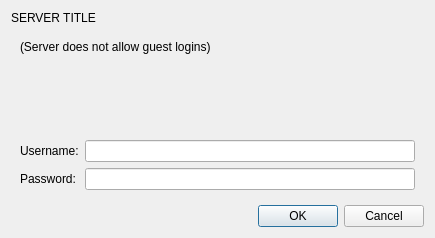
drawpile/Drawpile, file src/desktop/ui/logindialog.ui: the form before one commit.
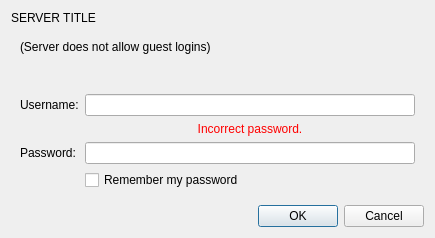
The form after the commit. The open tabs and pages were chosen to show the change.

Commit message:
Implement password remembering
Remember server and extauth passwords

```diff
--- a/src/desktop/ui/logindialog.ui
+++ b/src/desktop/ui/logindialog.ui
@@ -56,7 +56,7 @@
          </property>
         </widget>
        </item>
-       <item row="1" column="1">
+       <item row="2" column="1">
         <spacer name="introspacer">
          <property name="orientation">
           <enum>Qt::Vertical</enum>
@@ -72,28 +72,28 @@
          </property>
         </spacer>
        </item>
-       <item row="2" column="0">
+       <item row="3" column="0">
         <widget class="QLabel" name="label_2">
          <property name="text">
           <string>Username:</string>
          </property>
         </widget>
        </item>
-       <item row="2" column="1">
+       <item row="3" column="1">
         <widget class="QLineEdit" name="username">
          <property name="mandatoryfield" stdset="0">
           <bool>true</bool>
          </property>
         </widget>
        </item>
-       <item row="3" column="0">
+       <item row="5" column="0">
         <widget class="QLabel" name="label_3">
          <property name="text">
           <string>Password:</string>
          </property>
         </widget>
        </item>
-       <item row="3" column="1">
+       <item row="5" column="1">
         <widget class="QLineEdit" name="password">
          <property name="echoMode">
           <enum>QLineEdit::Password</enum>
@@ -103,6 +103,26 @@
          </property>
         </widget>
        </item>
+       <item row="6" column="1">
+        <widget class="QCheckBox" name="rememberPassword">
+         <property name="text">
+          <string>Remember my password</string>
+         </property>
+        </widget>
+       </item>
+       <item row="4" column="1">
+        <widget class="QLabel" name="badPasswordLabel">
+         <property name="styleSheet">
+          <string notr="true">color: red</string>
+         </property>
+         <property name="text">
+          <string>Incorrect password.</string>
+         </property>
+         <property name="alignment">
+          <set>Qt::AlignCenter</set>
+         </property>
+        </widget>
+       </item>
       </layout>
      </widget>
      <widget class="QWidget" name="page_3">
```
Left out of the diff: 2 changed lines with no effect on the pictures. The commit also changes 11 other files.
